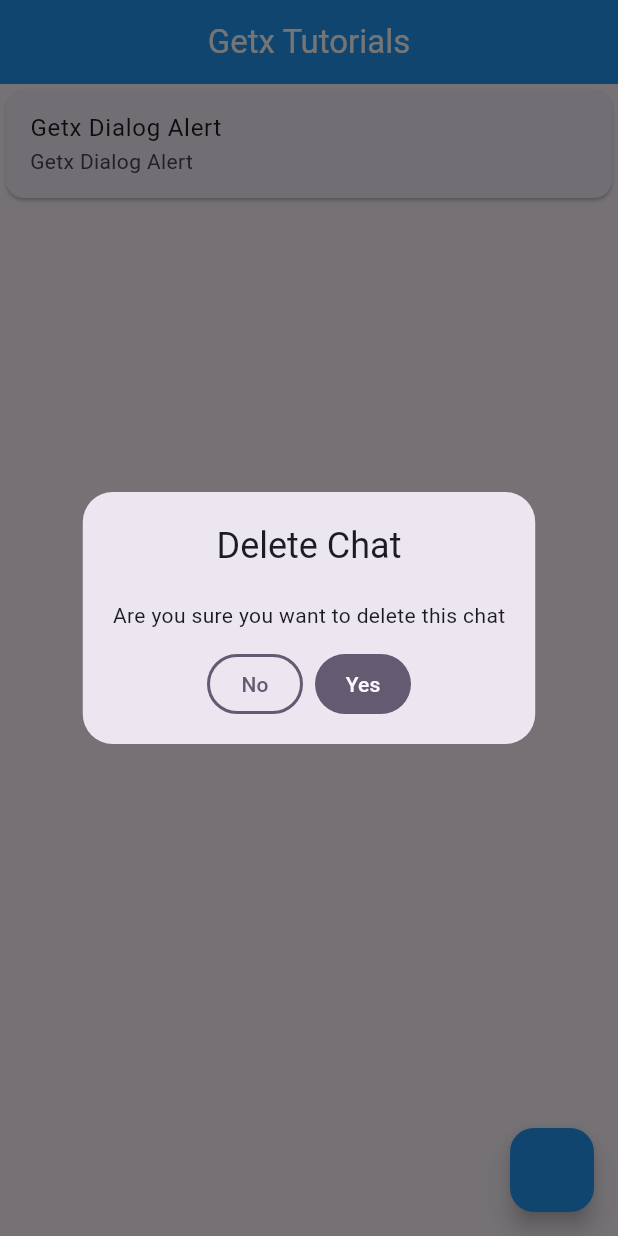
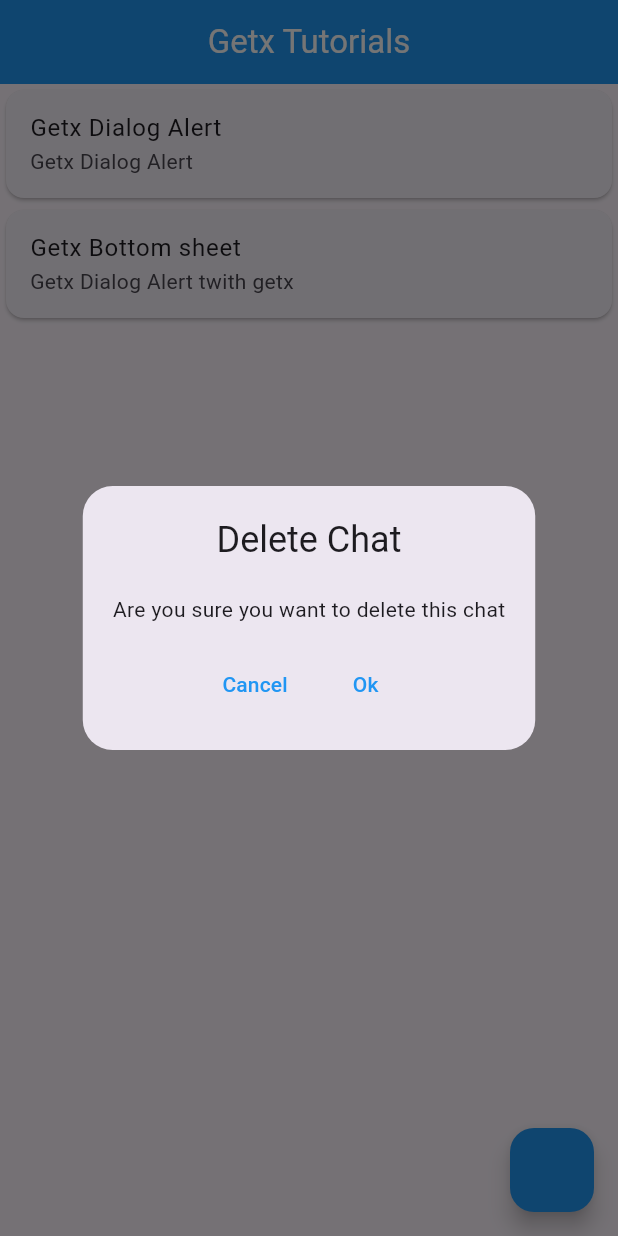
Before and after one commit to Hafiz-Muhammad-Shayan/GetxExplaination, a Flutter app: the screen it shows after launch, after a tap on "Getx Dialog Alert", on a phone screen of 412 x 824 dp. Run offline on Flutter 3.47's test engine with Material 3 defaults, Android fonts, the phone set to English and light mode, and no system bars; our stand-ins replace get.

Commit message:
video 2 done

```diff
--- a/lib/home_screen.dart
+++ b/lib/home_screen.dart
@@ -33,8 +33,64 @@ class _HomeScreenState extends State<HomeScreen> {
                   titlePadding: EdgeInsets.only(top: 20),
                   contentPadding: EdgeInsets.all(20),
                   middleText: "Are you sure you want to delete this chat",
-                  textConfirm: "Yes",
-                  textCancel: "No",
+                  // textConfirm: "Yes",
+                  // textCancel: "No",
+
+                  confirm: TextButton(
+                      onPressed: (){
+                        Get.back();
+                      },
+                      child: Text(
+                          "Ok",
+                        style: TextStyle(
+                          color: Colors.blue,
+                        ),
+                      )),
+
+                  cancel: TextButton(
+                      onPressed: (){},
+                      child: Text(
+                          "Cancel",
+                        style: TextStyle(
+                          color: Colors.blue,
+                        ),
+                      )),
+
+                );
+              },
+            ),
+          ),
+          Card(
+            child: ListTile(
+              title: Text("Getx Bottom sheet"),
+              subtitle: Text("Getx Dialog Alert twith getx"),
+              onTap: () {
+                Get.bottomSheet(
+                  Container(
+
+                    decoration: BoxDecoration(
+                        color: Colors.red,
+                      borderRadius: BorderRadius.circular(30),
+                    ),
+                    child: Column(
+                      children: [
+                        ListTile(
+                          leading: Icon(Icons.light_mode),
+                          title: Text("Light Theme"),
+                          onTap: (){
+                          Get.changeTheme(ThemeData.light());
+                          },
+                        ),
+                        ListTile(
+                          leading: Icon(Icons.dark_mode),
+                          title: Text("Dark Theme"),
+                          onTap: (){
+                            Get.changeTheme(ThemeData.dark());
+                          },
+                        ),
+                      ],
+                    ),
+                  ),
                 );
               },
             ),
@@ -52,6 +108,7 @@ class _HomeScreenState extends State<HomeScreen> {
             );
           }),
 
+
     );
   }
 }
```
